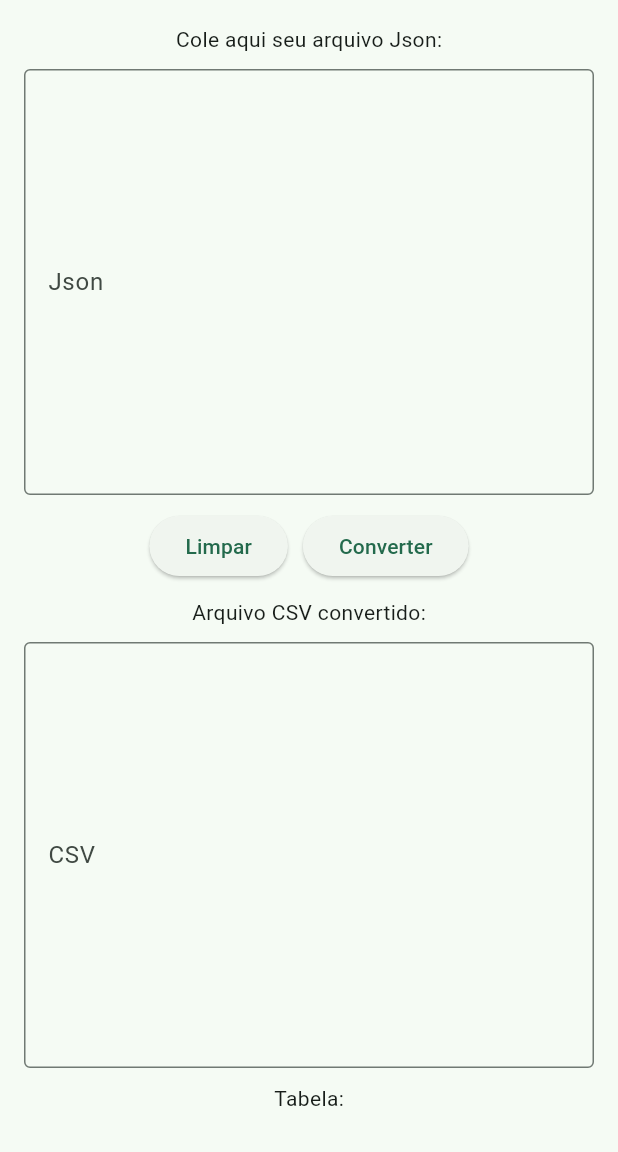
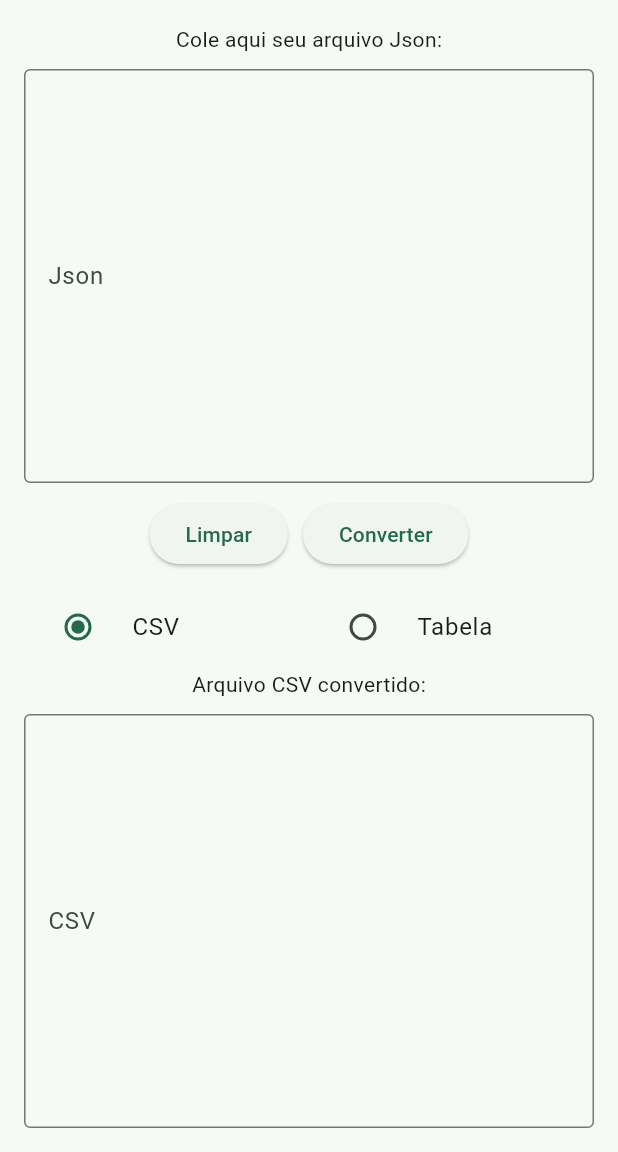
Before and after one commit to luisabritod/Json2Csv, a Flutter app: the screen it shows after launch, on a phone screen of 412 x 824 dp, the part 84-1236 px from its top. Run offline on Flutter 3.47's test engine with Material 3 defaults, Android fonts, the light colour scheme and no system bars.

Commit message:
organizando a tela inicial

```diff
--- a/lib/home_page.dart
+++ b/lib/home_page.dart
@@ -32,6 +32,8 @@ class _HomePageState extends State<HomePage> {
     _csvController.clear();
   }
 
+  String _telaSelecionada = 'CSV';
+
   @override
   Widget build(BuildContext context) {
     return Scaffold(
@@ -49,7 +51,8 @@ class _HomePageState extends State<HomePage> {
         elevation: 0,
       ),
 
-      body: Padding(
+      body: SafeArea(
+        child: Padding(
           padding: const EdgeInsets.all(16),
           child: Center(
             child: Column(
@@ -80,6 +83,31 @@ class _HomePageState extends State<HomePage> {
                   ],
                 ),
                 SizedBox(height: 10),
+                RadioGroup(
+                  groupValue: _telaSelecionada,
+                  onChanged: (String? valor) {
+                    setState(() {
+                      _telaSelecionada = valor!;
+                    });
+                  },
+                  child: Row(
+                    children: [
+                      Expanded(
+                        child: RadioListTile<String>(
+                          value: 'CSV',
+                          title: Text('CSV'),
+                        ),
+                      ),
+                      Expanded(
+                        child: RadioListTile<String>(
+                          value: 'Tabela',
+                          title: Text('Tabela'),
+                        ),
+                      ),
+                    ],
+                  ),
+                ),
+                if (_telaSelecionada == 'CSV') ...[
                   Text('Arquivo CSV convertido:'),
                   SizedBox(height: 10),
                   Expanded(
@@ -94,10 +122,9 @@ class _HomePageState extends State<HomePage> {
                       ),
                     ),
                   ),
-              SizedBox(height: 10),
+                ] else if (_csvTable != null) ...[
                   Text('Tabela:'),
                   SizedBox(height: 10),
-              if (_csvTable != null)
                   SingleChildScrollView(
                     scrollDirection: Axis.horizontal,
                     child: Expanded(
@@ -118,6 +145,8 @@ class _HomePageState extends State<HomePage> {
                     ),
                   ),
                 ],
+              ],
+            ),
           ),
         ),
       ),
```
Lines whose indentation alone changed are shown as unchanged.
